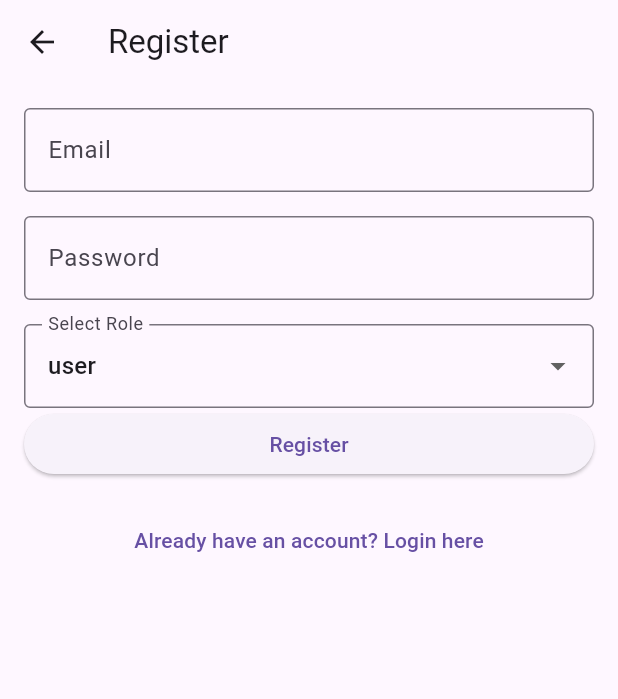
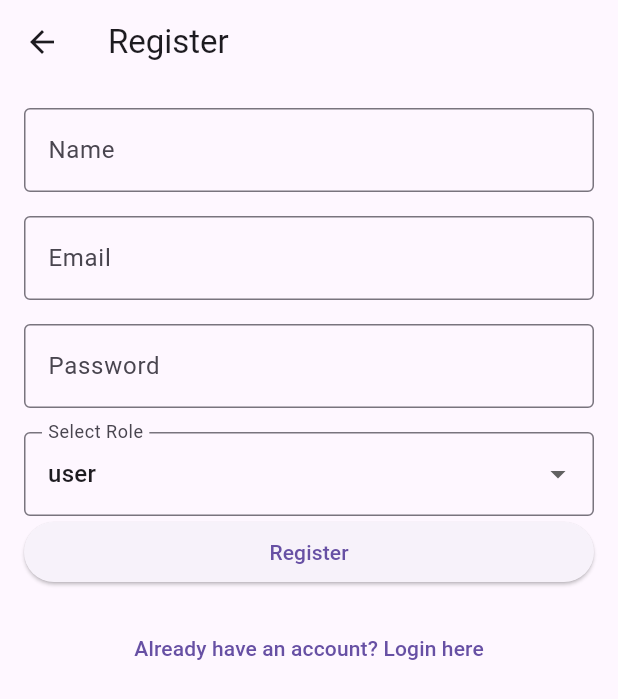
Before and after one commit to kumar-gautam24/ticket_management, a Flutter app: the RegisterScreen screen opened directly, on a phone screen of 412 x 824 dp. Shown: the top 699 px of the screen. Run offline on Flutter 3.47's test engine with Material 3 defaults, Android fonts, the phone set to English and light mode, and no system bars; our stand-ins replace bloc, cloud_firestore, firebase_auth, firebase_core, flutter_bloc; accounts and stored records are empty; network calls fail.

```diff
--- a/lib/blocs/ticket_bloc/ticket_bloc_bloc.dart
+++ b/lib/blocs/ticket_bloc/ticket_bloc_bloc.dart
@@ -2,7 +2,7 @@ import 'package:bloc/bloc.dart';
 import 'package:meta/meta.dart';
 
 import '../../models/ticketModel.dart';
-import '../../services/firestore_repo.dart';
+import '../../repos/ticket_repo.dart';
 
 part 'ticket_bloc_event.dart';
 part 'ticket_bloc_state.dart';
--- a/lib/main.dart
+++ b/lib/main.dart
@@ -3,7 +3,7 @@ import 'package:firebase_core/firebase_core.dart';
 import 'package:flutter_bloc/flutter_bloc.dart';
 import 'package:ticket_management/firebase_options.dart';
 import 'package:ticket_management/screens/login_screen.dart';
-import 'package:ticket_management/services/firestore_repo.dart';
+import 'package:ticket_management/repos/ticket_repo.dart';
 import 'blocs/ticket_bloc/ticket_bloc_bloc.dart';
 
 
--- a/lib/models/usermodel.dart
+++ b/lib/models/usermodel.dart
@@ -1,11 +1,12 @@
 class UserModel {
+  final String name;
   final String id;
   final String email;
   final String role;
 
   UserModel({
+    required this.name,
     required this.id,
-
     required this.email,
     required this.role,
   });
@@ -13,6 +14,7 @@ class UserModel {
   factory UserModel.fromFirestore(Map<String, dynamic> data, String id) {
     return UserModel(
       id: id,
+      name:data['name'],
       email: data['email'],
       role: data['role'],
     );
--- a/lib/services/firestore_repo.dart
+++ b/lib/repos/ticket_repo.dart
@@ -1,10 +1,10 @@
 import 'package:cloud_firestore/cloud_firestore.dart';
 
 import '../models/ticketModel.dart';
-import '../services/firestore_service.dart';
+import '../services/ticket_service.dart';
 
 class TicketRepository {
-  final FirestoreService _firestoreService = FirestoreService();
+  final TicketService _firestoreService = TicketService();
 
   final FirebaseFirestore _firestore = FirebaseFirestore.instance;
   Future<void> addTicket(TicketModel ticket) =>
@@ -19,15 +19,6 @@ class TicketRepository {
   Future<void> deleteTicket(String ticketId) async {
     await _firestore.collection('tickets').doc(ticketId).delete();
   }
-  Future<List<String>> getEmployeeIdsByRole(String role) async {
-    try {
-      final snapshot = await _firestore
-          .collection('users') // Assuming users collection contains user roles
-          .where('role', isEqualTo: role) // Filter by role
-          .get();
-     return snapshot.docs.map((doc) => doc.id).toList();
-    } catch (e) {
-      throw Exception('Failed to fetch employees: $e');
-    }
-  }
+
+
 }
--- a/lib/screens/employee_scree.dart
+++ b/lib/screens/employee_scree.dart
@@ -1,14 +1,16 @@
 import 'package:flutter/material.dart';
 import 'package:flutter_bloc/flutter_bloc.dart';
+import 'package:ticket_management/models/usermodel.dart';
 
 import '../blocs/ticket_bloc/ticket_bloc_bloc.dart';
 import '../services/auth_services.dart';
 import 'login_screen.dart';
 
 class EmployeeScreen extends StatefulWidget {
+  final UserModel user;
   final String employeeId;
 
-  const EmployeeScreen({super.key, required this.employeeId});
+  const EmployeeScreen({super.key, required this.employeeId, required this.user});
 
   @override
   State<EmployeeScreen> createState() => _EmployeeScreenState();
@@ -25,7 +27,7 @@ class _EmployeeScreenState extends State<EmployeeScreen> {
   Widget build(BuildContext context) {
     return Scaffold(
       appBar: AppBar(
-        title: const Text('Employee Dashboard'),
+        title:  Text('Employee ${widget.user.name}'),
         actions: [
           IconButton(
             icon: const Icon(Icons.logout),
--- a/lib/screens/registerscreen.dart
+++ b/lib/screens/registerscreen.dart
@@ -13,6 +13,7 @@ class RegisterScreen extends StatefulWidget {
 class _RegisterScreenState extends State<RegisterScreen> {
   final TextEditingController _emailController = TextEditingController();
   final TextEditingController _passwordController = TextEditingController();
+  final TextEditingController _nameController = TextEditingController();
   final FirebaseAuthService _authService = FirebaseAuthService();
   bool _isLoading = false;
   String _errorMessage = '';
@@ -30,6 +31,7 @@ class _RegisterScreenState extends State<RegisterScreen> {
         _emailController.text.trim(),
         _passwordController.text.trim(),
         role,
+        _nameController.text.trim(),
       );
 
       if (user != null) {
@@ -55,6 +57,16 @@ class _RegisterScreenState extends State<RegisterScreen> {
         child: Column(
           crossAxisAlignment: CrossAxisAlignment.stretch,
           children: [
+            TextField(
+              controller: _emailController,
+              decoration: const InputDecoration(
+                labelText: 'Name',
+                hintText: 'Enter Your name',
+                border: OutlineInputBorder(),
+              ),
+              keyboardType: TextInputType.name,
+            ),
+            const SizedBox(height: 16),
             TextField(
               controller: _emailController,
               decoration: const InputDecoration(
--- a/lib/services/firestore_service.dart
+++ b/lib/services/ticket_service.dart
@@ -1,14 +1,16 @@
 import 'package:cloud_firestore/cloud_firestore.dart';
 import '../models/ticketModel.dart';
 
-class FirestoreService {
+class TicketService {
   final FirebaseFirestore _firestore = FirebaseFirestore.instance;
 
   Future<void> addTicket(TicketModel ticket) async {
     await _firestore.collection('tickets').add(ticket.toFirestore());
   }
 
-  Stream<List<TicketModel>> getTickets(String? userId,) {
+  Stream<List<TicketModel>> getTickets(
+    String? userId,
+  ) {
     // print("user id in fetch service $userId");
     if (userId != null) {
       return _firestore
```
Also changed, not shown: lib/repos/user_repo.dart (added, +16 -0 lines), lib/screens/admin_screen.dart (+14 -16 lines), lib/screens/login_screen.dart (+40 -17 lines), lib/screens/user_scree.dart (+6 -7 lines), lib/services/auth_services.dart (+4 -20 lines), lib/services/user_services.dart (added, +41 -0 lines).
